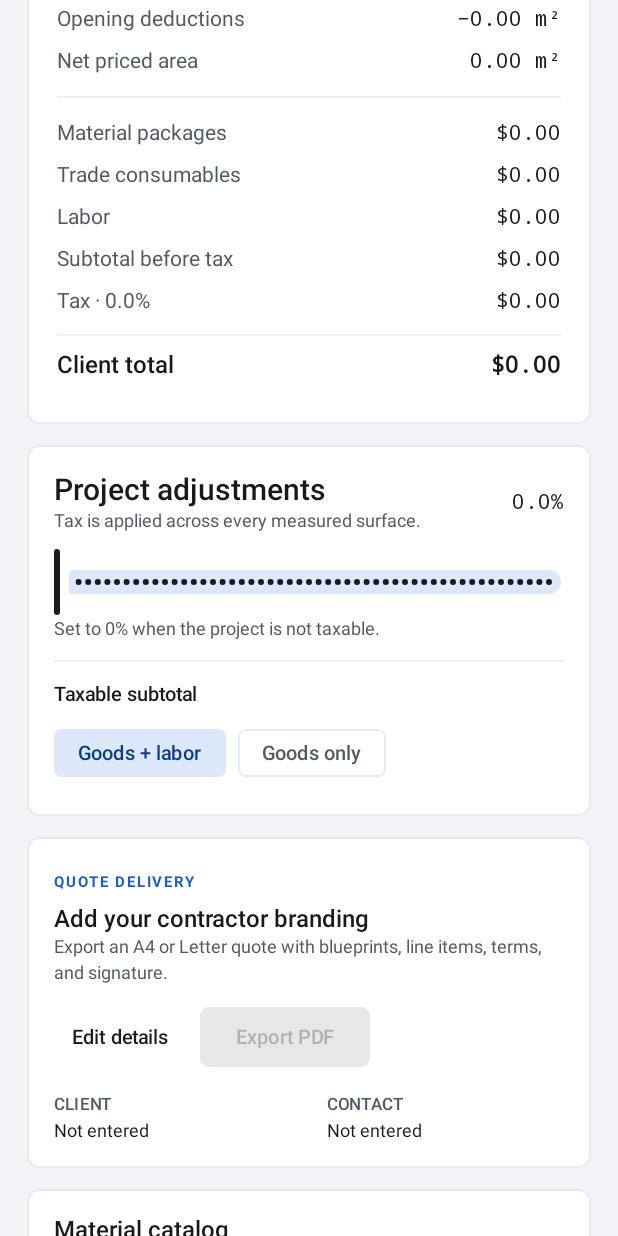
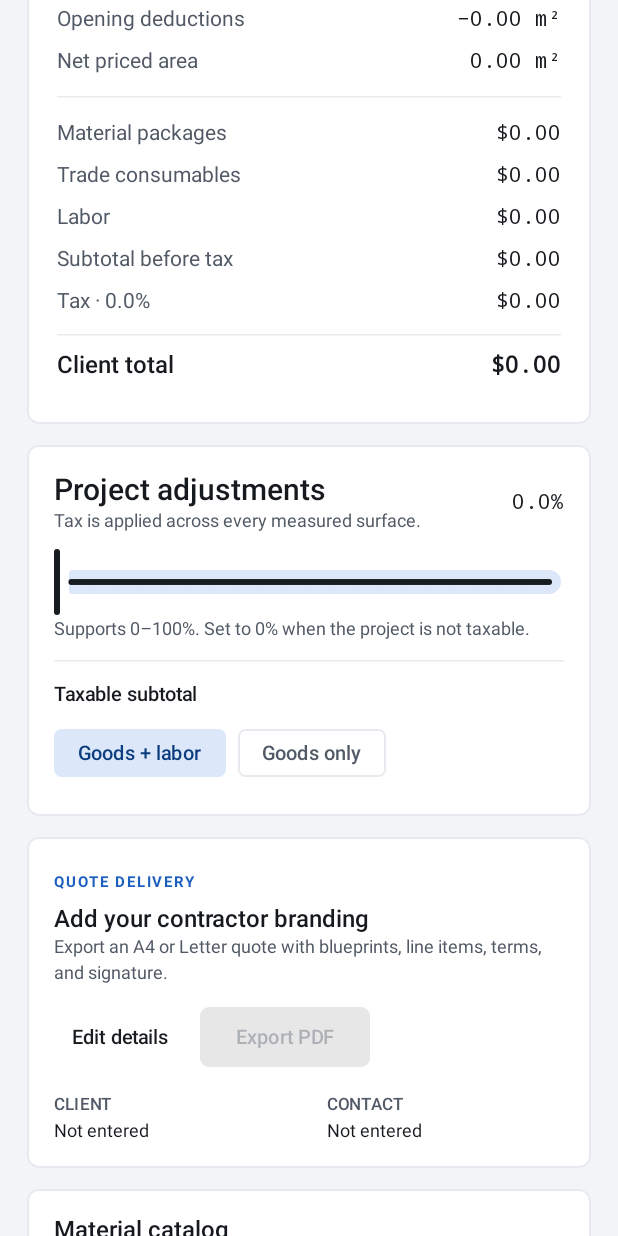
Before and after one commit to Sujaya-Nimneth/AR-contractor-tool-generator, an Android app built with Jetpack Compose: the screen it shows after launch (MainActivity), scrolled down 1153 dp, on a phone screen of 412 x 824 dp. Run offline under Robolectric (Android 15) with nearby library versions, the phone set to English and light mode, and no system bars; our stand-ins replace Room's generated code.

Commit message:
fix(quote): accept full 0-100% tax range instead of silent 30% clamp
The domain and repository already validate taxRate in [0,1]; the
ViewModel silently coerced anything above 30%, producing wrong totals
for high-VAT regions without any user feedback. Validate explicitly and
widen the slider to the full supported range.

```diff
--- a/app/src/main/java/com/arcontractor/estimator/ui/quote/ProjectAdjustmentsPanel.kt
+++ b/app/src/main/java/com/arcontractor/estimator/ui/quote/ProjectAdjustmentsPanel.kt
@@ -67,12 +67,12 @@ fun ProjectAdjustmentsPanel(
                 onValueChangeFinished = {
                     onAction(QuoteAction.SetProjectTaxRate(sliderValue.toDouble()))
                 },
-                valueRange = 0f..0.25f,
-                steps = 49,
+                valueRange = 0f..1f,
+                steps = 199,
                 modifier = Modifier.padding(top = 10.dp)
             )
             Text(
-                text = "Set to 0% when the project is not taxable.",
+                text = "Supports 0–100%. Set to 0% when the project is not taxable.",
                 style = MaterialTheme.typography.bodySmall,
                 color = MaterialTheme.colorScheme.onSurfaceVariant
             )
--- a/app/src/main/java/com/arcontractor/estimator/ui/quote/QuoteViewModel.kt
+++ b/app/src/main/java/com/arcontractor/estimator/ui/quote/QuoteViewModel.kt
@@ -298,12 +298,16 @@ class QuoteViewModel(
 
     private fun setProjectTaxRate(rate: Double) {
         val projectId = _uiState.value.projectId ?: return
+        if (rate !in 0.0..1.0) {
+            showError("Tax rate must be between 0% and 100%.")
+            return
+        }
         val policy = _uiState.value.taxPolicy
         viewModelScope.launch {
             runCatching {
                 projectRepository.updateProjectTaxSettings(
                     projectId = projectId,
-                    taxRate = rate.coerceIn(0.0, 0.30),
+                    taxRate = rate,
                     taxPolicy = policy
                 )
             }.onFailure { error ->
```
